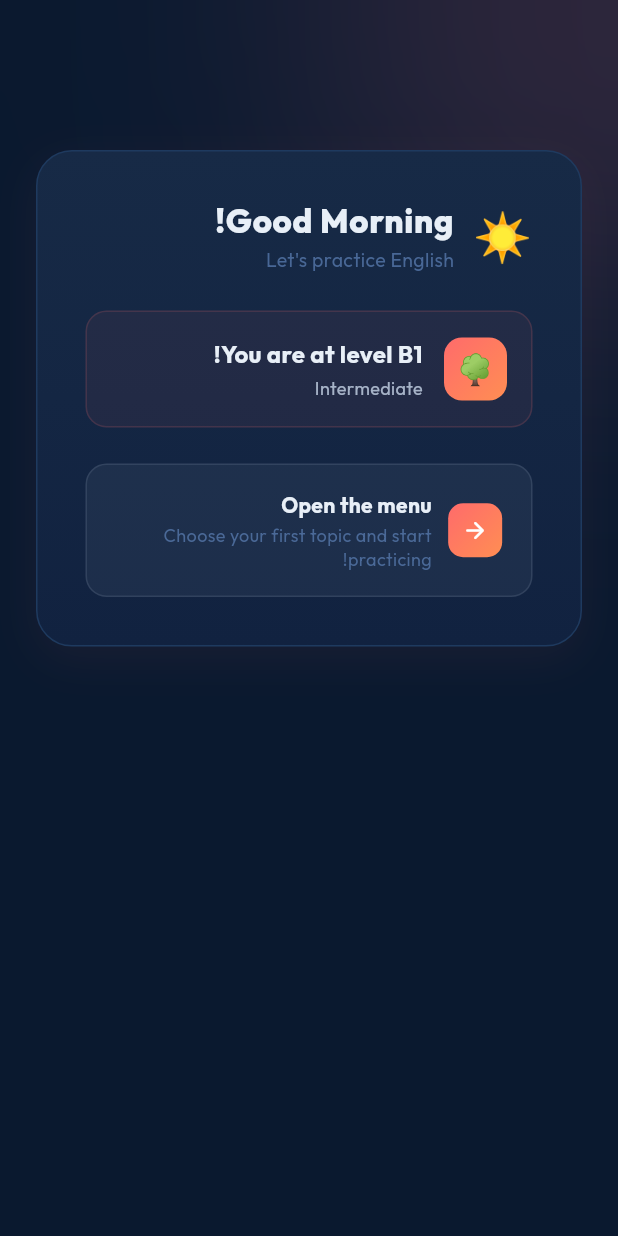
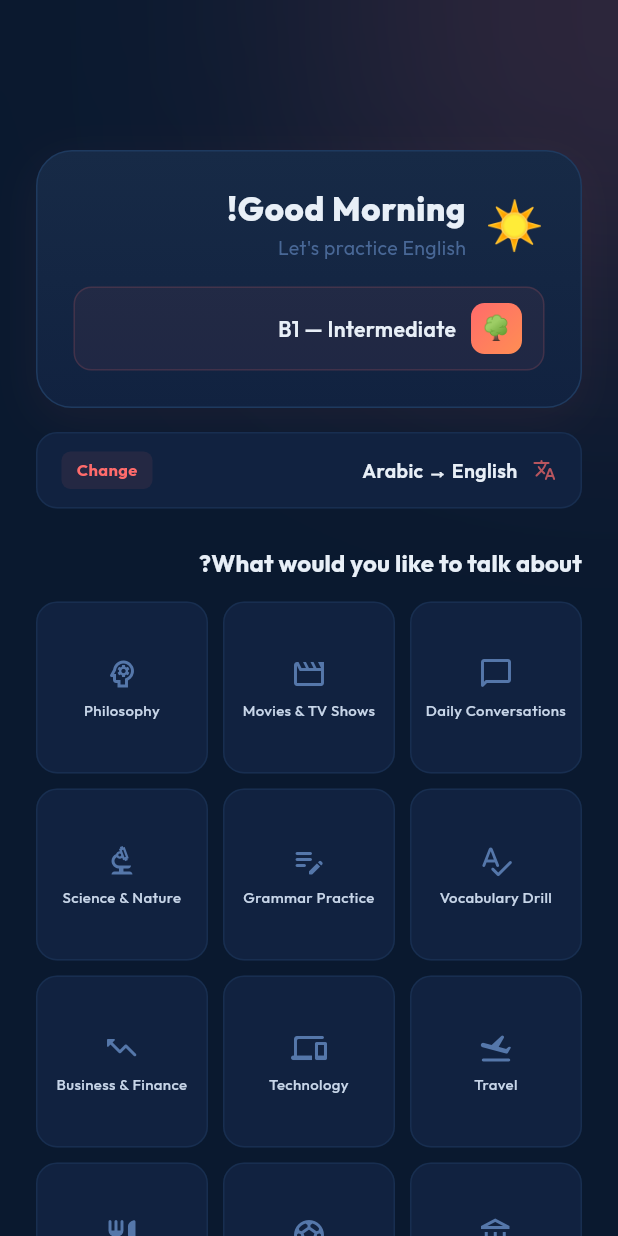
Before and after one commit to abdelwahed-alw/learn_alw, a Flutter app: the MainScreenBody widget shown alone on an empty page, opened directly, on a phone screen of 412 x 824 dp. Run offline on Flutter 3.47's test engine with Material 3 defaults, Android fonts, the phone set to English and light mode, and no system bars; our stand-ins replace google_fonts, google_generative_ai, shared_preferences, shimmer; accounts and stored records are empty.

Commit message:
feat: redesign main screen body with topic selection grid and enhanced language status card

```diff
--- a/lib/main_screen_body.dart
+++ b/lib/main_screen_body.dart
@@ -18,6 +18,7 @@ class MainScreenBody extends StatefulWidget {
 
 class _MainScreenBodyState extends State<MainScreenBody> {
   final TextEditingController _answerController = TextEditingController();
+  String? _selectedDashboardTopic;
 
   Future<void> _submitAnswer(AppStateModel state) async {
     final text = _answerController.text.trim();
@@ -488,10 +489,15 @@ class _MainScreenBodyState extends State<MainScreenBody> {
       emoji = '🌜';
     }
 
+    final nativeLang = languageLabelFromCode(state.nativeLanguage);
     final targetLang = languageLabelFromCode(state.targetLanguage);
 
-    return Container(
-      padding: const EdgeInsets.all(32),
+    return Column(
+      crossAxisAlignment: CrossAxisAlignment.stretch,
+      children: [
+        // ── Greeting + Level Card ──
+        Container(
+          padding: const EdgeInsets.all(24),
           decoration: BoxDecoration(
             gradient: kCardGradient,
             borderRadius: BorderRadius.circular(24),
@@ -518,7 +524,8 @@ class _MainScreenBodyState extends State<MainScreenBody> {
                       children: [
                         Text(
                           '$greeting!',
-                      style: Theme.of(context).textTheme.titleLarge?.copyWith(
+                          style:
+                              Theme.of(context).textTheme.titleLarge?.copyWith(
                                     color: kColorText,
                                     fontWeight: FontWeight.w800,
                                     fontSize: 22,
@@ -537,13 +544,14 @@ class _MainScreenBodyState extends State<MainScreenBody> {
                   ),
                 ],
               ),
-          const SizedBox(height: 24),
-          // Level display
+              const SizedBox(height: 16),
+              // Level badge row
               Container(
-            padding: const EdgeInsets.all(16),
+                padding: const EdgeInsets.symmetric(
+                    horizontal: 14, vertical: 10),
                 decoration: BoxDecoration(
                   color: kColorPrimary.withValues(alpha: 0.06),
-              borderRadius: BorderRadius.circular(14),
+                  borderRadius: BorderRadius.circular(12),
                   border: Border.all(
                     color: kColorPrimary.withValues(alpha: 0.15),
                   ),
@@ -551,38 +559,26 @@ class _MainScreenBodyState extends State<MainScreenBody> {
                 child: Row(
                   children: [
                     Container(
-                  width: 42,
-                  height: 42,
+                      width: 34,
+                      height: 34,
                       decoration: BoxDecoration(
                         gradient: kPrimaryGradient,
-                    borderRadius: BorderRadius.circular(12),
+                        borderRadius: BorderRadius.circular(9),
                       ),
                       child: Center(
                         child: Text(
                           levelEmoji(state.proficiencyLevel),
-                      style: const TextStyle(fontSize: 20),
+                          style: const TextStyle(fontSize: 16),
                         ),
                       ),
                     ),
-                const SizedBox(width: 14),
-                Expanded(
-                  child: Column(
-                    crossAxisAlignment: CrossAxisAlignment.start,
-                    children: [
+                    const SizedBox(width: 10),
                     Text(
-                        'You are at level ${state.proficiencyLevel}!',
+                      '${state.proficiencyLevel} — ${levelLabel(state.proficiencyLevel)}',
                       style: const TextStyle(
                         color: kColorText,
-                          fontSize: 16,
-                          fontWeight: FontWeight.w700,
-                        ),
-                      ),
-                      const SizedBox(height: 2),
-                      Text(
-                        levelLabel(state.proficiencyLevel),
-                        style: TextStyle(
-                          color: kColorAccent.withValues(alpha: 0.8),
-                          fontSize: 12,
+                        fontSize: 14,
+                        fontWeight: FontWeight.w600,
                       ),
                     ),
                   ],
@@ -591,11 +587,196 @@ class _MainScreenBodyState extends State<MainScreenBody> {
             ],
           ),
         ),
-          const SizedBox(height: 24),
-          // CTA with animated arrow
-          const _AnimatedMenuCta(),
+        const SizedBox(height: 16),
+        // ── Language Indicator ──
+        Container(
+          padding: const EdgeInsets.symmetric(horizontal: 16, vertical: 12),
+          decoration: BoxDecoration(
+            color: kColorSurface,
+            borderRadius: BorderRadius.circular(14),
+            border: Border.all(color: kColorBorder.withValues(alpha: 0.5)),
+          ),
+          child: Row(
+            children: [
+              Icon(Icons.translate_rounded,
+                  size: 16, color: kColorPrimary.withValues(alpha: 0.7)),
+              const SizedBox(width: 10),
+              Text(
+                '$nativeLang → $targetLang',
+                style: const TextStyle(
+                  color: kColorText,
+                  fontSize: 13,
+                  fontWeight: FontWeight.w600,
+                ),
+              ),
+              const Spacer(),
+              GestureDetector(
+                onTap: () => Scaffold.of(context).openDrawer(),
+                child: Container(
+                  padding: const EdgeInsets.symmetric(
+                      horizontal: 10, vertical: 4),
+                  decoration: BoxDecoration(
+                    color: kColorPrimary.withValues(alpha: 0.08),
+                    borderRadius: BorderRadius.circular(6),
+                  ),
+                  child: const Text(
+                    'Change',
+                    style: TextStyle(
+                      color: kColorPrimary,
+                      fontSize: 11,
+                      fontWeight: FontWeight.w700,
+                    ),
+                  ),
+                ),
+              ),
             ],
           ),
+        ),
+        const SizedBox(height: 24),
+        // ── Topic Selector ──
+        Text(
+          'What would you like to talk about?',
+          style: Theme.of(context).textTheme.titleMedium?.copyWith(
+                color: kColorText,
+                fontWeight: FontWeight.w700,
+              ),
+        ),
+        const SizedBox(height: 14),
+        GridView.count(
+          shrinkWrap: true,
+          physics: const NeverScrollableScrollPhysics(),
+          crossAxisCount: 3,
+          mainAxisSpacing: 10,
+          crossAxisSpacing: 10,
+          childAspectRatio: 1.0,
+          children: kTopics.map((topic) {
+            final icon = kTopicIcons[topic] ?? Icons.chat_rounded;
+            final isActive = _selectedDashboardTopic == topic;
+            return GestureDetector(
+              onTap: () {
+                HapticFeedback.lightImpact();
+                setState(() => _selectedDashboardTopic = topic);
+              },
+              child: AnimatedContainer(
+                duration: const Duration(milliseconds: 200),
+                decoration: BoxDecoration(
+                  color: isActive
+                      ? kColorPrimary.withValues(alpha: 0.1)
+                      : kColorSurface,
+                  borderRadius: BorderRadius.circular(14),
+                  border: Border.all(
+                    color: isActive
+                        ? kColorPrimary.withValues(alpha: 0.4)
+                        : kColorBorder.withValues(alpha: 0.5),
+                    width: isActive ? 2 : 1,
+                  ),
+                  boxShadow: isActive
+                      ? [
+                          BoxShadow(
+                            color: kColorPrimary.withValues(alpha: 0.08),
+                            blurRadius: 8,
+                          ),
+                        ]
+                      : null,
+                ),
+                child: Column(
+                  mainAxisAlignment: MainAxisAlignment.center,
+                  children: [
+                    Icon(
+                      icon,
+                      size: 24,
+                      color: isActive ? kColorPrimary : kColorTextMuted,
+                    ),
+                    const SizedBox(height: 6),
+                    Padding(
+                      padding: const EdgeInsets.symmetric(horizontal: 4),
+                      child: Text(
+                        topic,
+                        textAlign: TextAlign.center,
+                        maxLines: 2,
+                        overflow: TextOverflow.ellipsis,
+                        style: TextStyle(
+                          color: isActive ? kColorPrimary : kColorAccent,
+                          fontSize: 10,
+                          fontWeight:
+                              isActive ? FontWeight.w700 : FontWeight.w500,
+                          height: 1.2,
+                        ),
+                      ),
+                    ),
+                  ],
+                ),
+              ),
+            );
+          }).toList(),
+        ),
+        const SizedBox(height: 20),
+        // ── Start Learning Button ──
+        GestureDetector(
+          onTap: _selectedDashboardTopic != null
+              ? () async {
+                  HapticFeedback.mediumImpact();
+                  final error =
+                      await state.selectTopic(_selectedDashboardTopic!);
+                  if (error != null && mounted) {
+                    ScaffoldMessenger.of(context).showSnackBar(
+                      SnackBar(
+                          content: Text(error),
+                          backgroundColor: kColorError),
+                    );
+                  }
+                }
+              : null,
+          child: AnimatedContainer(
+            duration: const Duration(milliseconds: 200),
+            height: 52,
+            decoration: BoxDecoration(
+              gradient:
+                  _selectedDashboardTopic != null ? kPrimaryGradient : null,
+              color: _selectedDashboardTopic != null ? null : kColorSurface,
+              borderRadius: BorderRadius.circular(14),
+              border: _selectedDashboardTopic != null
+                  ? null
+                  : Border.all(color: kColorBorder),
+              boxShadow: _selectedDashboardTopic != null
+                  ? [
+                      BoxShadow(
+                        color: kColorPrimary.withValues(alpha: 0.3),
+                        blurRadius: 12,
+                        offset: const Offset(0, 4),
+                      ),
+                    ]
+                  : null,
+            ),
+            child: Center(
+              child: Row(
+                mainAxisSize: MainAxisSize.min,
+                children: [
+                  Icon(
+                    Icons.rocket_launch_rounded,
+                    size: 18,
+                    color: _selectedDashboardTopic != null
+                        ? Colors.white
+                        : kColorTextMuted,
+                  ),
+                  const SizedBox(width: 10),
+                  Text(
+                    'Start Learning',
+                    style: TextStyle(
+                      color: _selectedDashboardTopic != null
+                          ? Colors.white
+                          : kColorTextMuted,
+                      fontSize: 16,
+                      fontWeight: FontWeight.w700,
+                      letterSpacing: 0.5,
+                    ),
+                  ),
+                ],
+              ),
+            ),
+          ),
+        ),
+      ],
     );
   }
 }
@@ -1172,93 +1353,3 @@ class _NextQuestionButtonState extends State<_NextQuestionButton>
     );
   }
 }
-
-// ─── Animated CTA Arrow ─────────────────────────────────────────────────────
-class _AnimatedMenuCta extends StatefulWidget {
-  const _AnimatedMenuCta();
-
-  @override
-  State<_AnimatedMenuCta> createState() => _AnimatedMenuCtaState();
-}
-
-class _AnimatedMenuCtaState extends State<_AnimatedMenuCta>
-    with SingleTickerProviderStateMixin {
-  late final AnimationController _ctrl;
-  late final Animation<Offset> _slideAnim;
-
-  @override
-  void initState() {
-    super.initState();
-    _ctrl = AnimationController(
-      vsync: this,
-      duration: const Duration(milliseconds: 1200),
-    )..repeat(reverse: true);
-    _slideAnim = Tween<Offset>(
-      begin: const Offset(0, 0),
-      end: const Offset(-0.25, 0),
-    ).animate(CurvedAnimation(parent: _ctrl, curve: Curves.easeInOut));
-  }
-
-  @override
-  void dispose() {
-    _ctrl.dispose();
-    super.dispose();
-  }
-
-  @override
-  Widget build(BuildContext context) {
-    return Container(
-      padding: const EdgeInsets.all(16),
-      decoration: BoxDecoration(
-        color: kColorAccent.withValues(alpha: 0.06),
-        borderRadius: BorderRadius.circular(14),
-        border: Border.all(
-          color: kColorAccent.withValues(alpha: 0.12),
-        ),
-      ),
-      child: Row(
-        children: [
-          // Animated arrow
-          SlideTransition(
-            position: _slideAnim,
-            child: Container(
-              width: 36,
-              height: 36,
-              decoration: BoxDecoration(
-                gradient: kPrimaryGradient,
-                borderRadius: BorderRadius.circular(10),
-              ),
-              child: const Icon(Icons.arrow_back_rounded,
-                  color: Colors.white, size: 18),
-            ),
-          ),
-          const SizedBox(width: 14),
-          Expanded(
-            child: Column(
-              crossAxisAlignment: CrossAxisAlignment.start,
-              children: [
-                const Text(
-                  'Open the menu',
-                  style: TextStyle(
-                    color: kColorText,
-                    fontSize: 14,
-                    fontWeight: FontWeight.w700,
-                  ),
-                ),
-                const SizedBox(height: 2),
-                Text(
-                  'Choose your first topic and start practicing!',
-                  style: TextStyle(
-                    color: kColorTextMuted.withValues(alpha: 0.8),
-                    fontSize: 12,
-                    height: 1.3,
-                  ),
-                ),
-              ],
-            ),
-          ),
-        ],
-      ),
-    );
-  }
-}
```
Also changed, not shown: 1 other file. Lines whose indentation alone changed are shown as unchanged.
